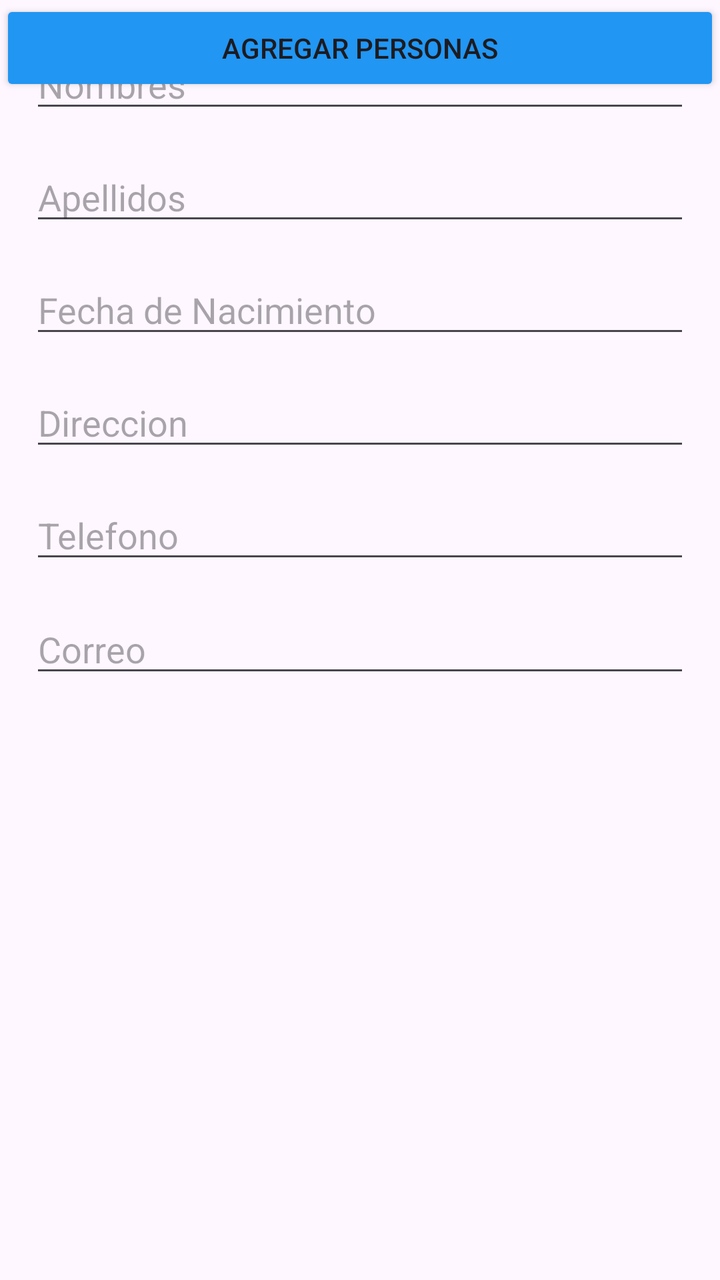
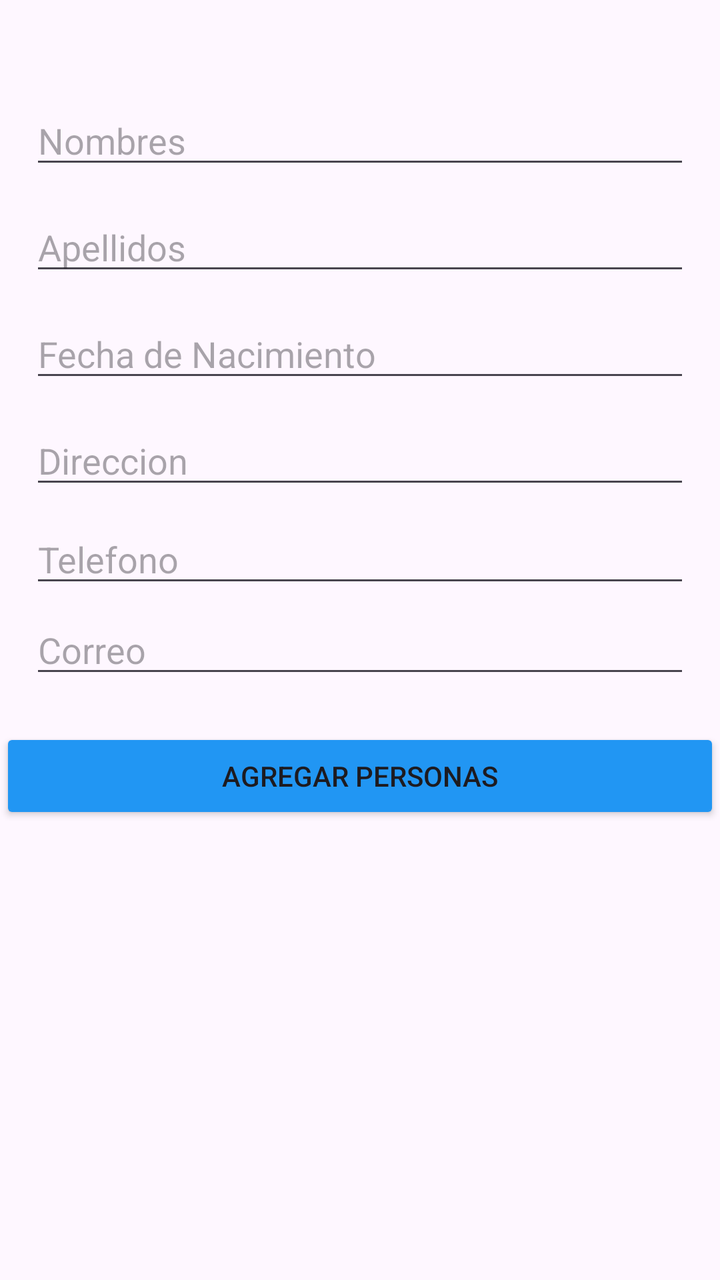

The first picture is an Android layout as it rendered before a commit; the second is the same layout after the commit. The layout source and the unified diff follow.
<!-- AndroidManifest.xml: application theme Theme.AppUTH326 -->
<!-- res/layout/activity_personas.xml -->
<?xml version="1.0" encoding="utf-8"?>
<androidx.constraintlayout.widget.ConstraintLayout xmlns:android="http://schemas.android.com/apk/res/android"
    xmlns:app="http://schemas.android.com/apk/res-auto"
    xmlns:tools="http://schemas.android.com/tools"
    android:id="@+id/main"
    android:layout_width="match_parent"
    android:layout_height="match_parent"
    tools:context=".Views.ActivityPersonas">

    <EditText
        android:id="@+id/nombre"
        android:layout_width="0dp"
        android:layout_height="wrap_content"
        android:layout_marginStart="15dp"
        android:layout_marginTop="20dp"
        android:layout_marginEnd="15dp"
        android:ems="10"
        android:hint="@string/Nombres"
        android:inputType="text"
        app:layout_constraintEnd_toEndOf="parent"
        app:layout_constraintStart_toStartOf="parent"
        app:layout_constraintTop_toTopOf="parent" />

    <EditText
        android:id="@+id/apellido"
        android:layout_width="0dp"
        android:layout_height="wrap_content"
        android:layout_marginStart="15dp"
        android:layout_marginTop="15dp"
        android:layout_marginEnd="15dp"
        android:ems="10"
        android:hint="@string/Apellidos"
        android:inputType="text"
        app:layout_constraintEnd_toEndOf="parent"
        app:layout_constraintStart_toStartOf="parent"
        app:layout_constraintTop_toBottomOf="@+id/nombre" />

    <EditText
        android:id="@+id/fechaNac"
        android:layout_width="0dp"
        android:layout_height="wrap_content"
        android:layout_marginStart="15dp"
        android:layout_marginTop="15dp"
        android:layout_marginEnd="15dp"
        android:ems="10"
        android:hint="@string/FechaNacimiento"
        android:inputType="text"
        app:layout_constraintEnd_toEndOf="parent"
        app:layout_constraintStart_toStartOf="parent"
        app:layout_constraintTop_toBottomOf="@+id/apellido" />

    <EditText
        android:id="@+id/direccion"
        android:layout_width="0dp"
        android:layout_height="wrap_content"
        android:layout_marginStart="15dp"
        android:layout_marginTop="15dp"
        android:layout_marginEnd="15dp"
        android:ems="10"
        android:hint="@string/Direccion"
        android:inputType="text"
        app:layout_constraintEnd_toEndOf="parent"
        app:layout_constraintStart_toStartOf="parent"
        app:layout_constraintTop_toBottomOf="@+id/fechaNac" />

    <EditText
        android:id="@+id/correo"
        android:layout_width="0dp"
        android:layout_height="wrap_content"
        android:layout_marginStart="15dp"
        android:layout_marginTop="72dp"
        android:layout_marginEnd="15dp"
        android:ems="10"
        android:hint="@string/Correo"
        android:inputType="text"
        app:layout_constraintEnd_toEndOf="parent"
        app:layout_constraintHorizontal_bias="0.0"
        app:layout_constraintStart_toStartOf="parent"
        app:layout_constraintTop_toBottomOf="@+id/direccion" />

    <EditText
        android:id="@+id/telefono"
        android:layout_width="0dp"
        android:layout_height="wrap_content"
        android:layout_marginStart="15dp"
        android:layout_marginTop="15dp"
        android:layout_marginEnd="15dp"
        android:ems="10"
        android:hint="@string/Telefono"
        android:inputType="phone"
        app:layout_constraintEnd_toEndOf="parent"
        app:layout_constraintStart_toStartOf="parent"
        app:layout_constraintTop_toBottomOf="@+id/direccion" />

    <Button
        android:id="@+id/agregarPersona"
        style="@style/Widget.AppCompat.Button"
        android:layout_width="0dp"
        android:layout_height="wrap_content"
        android:backgroundTint="#2196F3"
        android:text="@string/AgregarPersona"
        app:layout_constraintEnd_toEndOf="parent"
        app:layout_constraintStart_toStartOf="parent"
        tools:layout_editor_absoluteY="387dp" />
</androidx.constraintlayout.widget.ConstraintLayout>
<!-- resources referenced by this layout -->
<resources>
  <string name="AgregarPersona">Agregar Personas</string>
  <string name="Apellidos">Apellidos</string>
  <string name="Correo">Correo</string>
  <string name="Direccion">Direccion</string>
  <string name="FechaNacimiento">Fecha de Nacimiento</string>
  <string name="Nombres">Nombres</string>
  <string name="Telefono">Telefono</string>
  <style name="Theme.AppUTH326" parent="Base.Theme.AppUTH326" />
  <style name="Base.Theme.AppUTH326" parent="Theme.Material3.DayNight.NoActionBar">
          
          
      </style>
</resources>

<!-- the commit's change to res/layout/activity_personas.xml (unified diff, before → after) -->
@@ -12,94 +12,95 @@
         android:layout_width="0dp"
         android:layout_height="wrap_content"
         android:layout_marginStart="15dp"
-        android:layout_marginTop="20dp"
+        android:layout_marginTop="48dp"
         android:layout_marginEnd="15dp"
-        android:ems="10"
         android:hint="@string/Nombres"
         android:inputType="text"
         app:layout_constraintEnd_toEndOf="parent"
+        app:layout_constraintHorizontal_bias="0.0"
         app:layout_constraintStart_toStartOf="parent"
         app:layout_constraintTop_toTopOf="parent" />
+
+    <EditText
+        android:id="@+id/fechaNac"
+        android:layout_width="0dp"
+        android:layout_height="wrap_content"
+        android:layout_marginStart="15dp"
+        android:layout_marginTop="12dp"
+        android:layout_marginEnd="15dp"
+        android:hint="@string/FechaNacimiento"
+        android:inputType="text"
+        app:layout_constraintEnd_toEndOf="parent"
+        app:layout_constraintHorizontal_bias="0.0"
+        app:layout_constraintStart_toStartOf="parent"
+        app:layout_constraintTop_toBottomOf="@id/apellido" />
+
+    <EditText
+        android:id="@+id/direccion"
+        android:layout_width="0dp"
+        android:layout_height="wrap_content"
+        android:layout_marginStart="15dp"
+        android:layout_marginTop="12dp"
+        android:layout_marginEnd="15dp"
+        android:hint="@string/Direccion"
+        android:inputType="text"
+        app:layout_constraintEnd_toEndOf="parent"
+        app:layout_constraintHorizontal_bias="0.0"
+        app:layout_constraintStart_toStartOf="parent"
+        app:layout_constraintTop_toBottomOf="@id/fechaNac" />
+
+    <EditText
+        android:id="@+id/telefono"
+        android:layout_width="0dp"
+        android:layout_height="wrap_content"
+        android:layout_marginStart="15dp"
+        android:layout_marginTop="8dp"
+        android:layout_marginEnd="15dp"
+        android:hint="@string/Telefono"
+        android:inputType="phone"
+        app:layout_constraintEnd_toEndOf="parent"
+        app:layout_constraintHorizontal_bias="0.0"
+        app:layout_constraintStart_toStartOf="parent"
+        app:layout_constraintTop_toBottomOf="@id/direccion" />
+
+    <EditText
+        android:id="@+id/correo"
+        android:layout_width="0dp"
+        android:layout_height="wrap_content"
+        android:layout_marginStart="15dp"
+        android:layout_marginTop="4dp"
+        android:layout_marginEnd="15dp"
+        android:hint="@string/Correo"
+        android:inputType="textEmailAddress"
+        app:layout_constraintEnd_toEndOf="parent"
+        app:layout_constraintHorizontal_bias="0.0"
+        app:layout_constraintStart_toStartOf="parent"
+        app:layout_constraintTop_toBottomOf="@id/telefono" />
+
+    <Button
+        android:id="@+id/agregarPersona"
+        android:layout_width="0dp"
+        android:layout_height="wrap_content"
+        android:layout_marginTop="20dp"
+        android:backgroundTint="#2196F3"
+        android:text="@string/AgregarPersona"
+        app:layout_constraintEnd_toEndOf="parent"
+        app:layout_constraintHorizontal_bias="1.0"
+        app:layout_constraintStart_toStartOf="parent"
+        app:layout_constraintTop_toBottomOf="@id/correo" />
 
     <EditText
         android:id="@+id/apellido"
         android:layout_width="0dp"
         android:layout_height="wrap_content"
         android:layout_marginStart="15dp"
-        android:layout_marginTop="15dp"
+        android:layout_marginTop="12dp"
         android:layout_marginEnd="15dp"
-        android:ems="10"
         android:hint="@string/Apellidos"
-        android:inputType="text"
-        app:layout_constraintEnd_toEndOf="parent"
-        app:layout_constraintStart_toStartOf="parent"
-        app:layout_constraintTop_toBottomOf="@+id/nombre" />
-
-    <EditText
-        android:id="@+id/fechaNac"
-        android:layout_width="0dp"
-        android:layout_height="wrap_content"
-        android:layout_marginStart="15dp"
-        android:layout_marginTop="15dp"
-        android:layout_marginEnd="15dp"
-        android:ems="10"
-        android:hint="@string/FechaNacimiento"
-        android:inputType="text"
-        app:layout_constraintEnd_toEndOf="parent"
-        app:layout_constraintStart_toStartOf="parent"
-        app:layout_constraintTop_toBottomOf="@+id/apellido" />
-
-    <EditText
-        android:id="@+id/direccion"
-        android:layout_width="0dp"
-        android:layout_height="wrap_content"
-        android:layout_marginStart="15dp"
-        android:layout_marginTop="15dp"
-        android:layout_marginEnd="15dp"
-        android:ems="10"
-        android:hint="@string/Direccion"
-        android:inputType="text"
-        app:layout_constraintEnd_toEndOf="parent"
-        app:layout_constraintStart_toStartOf="parent"
-        app:layout_constraintTop_toBottomOf="@+id/fechaNac" />
-
-    <EditText
-        android:id="@+id/correo"
-        android:layout_width="0dp"
-        android:layout_height="wrap_content"
-        android:layout_marginStart="15dp"
-        android:layout_marginTop="72dp"
-        android:layout_marginEnd="15dp"
-        android:ems="10"
-        android:hint="@string/Correo"
         android:inputType="text"
         app:layout_constraintEnd_toEndOf="parent"
         app:layout_constraintHorizontal_bias="0.0"
         app:layout_constraintStart_toStartOf="parent"
-        app:layout_constraintTop_toBottomOf="@+id/direccion" />
+        app:layout_constraintTop_toBottomOf="@id/nombre" />
 
-    <EditText
-        android:id="@+id/telefono"
-        android:layout_width="0dp"
-        android:layout_height="wrap_content"
-        android:layout_marginStart="15dp"
-        android:layout_marginTop="15dp"
-        android:layout_marginEnd="15dp"
-        android:ems="10"
-        android:hint="@string/Telefono"
-        android:inputType="phone"
-        app:layout_constraintEnd_toEndOf="parent"
-        app:layout_constraintStart_toStartOf="parent"
-        app:layout_constraintTop_toBottomOf="@+id/direccion" />
-
-    <Button
-        android:id="@+id/agregarPersona"
-        style="@style/Widget.AppCompat.Button"
-        android:layout_width="0dp"
-        android:layout_height="wrap_content"
-        android:backgroundTint="#2196F3"
-        android:text="@string/AgregarPersona"
-        app:layout_constraintEnd_toEndOf="parent"
-        app:layout_constraintStart_toStartOf="parent"
-        tools:layout_editor_absoluteY="387dp" />
 </androidx.constraintlayout.widget.ConstraintLayout>
